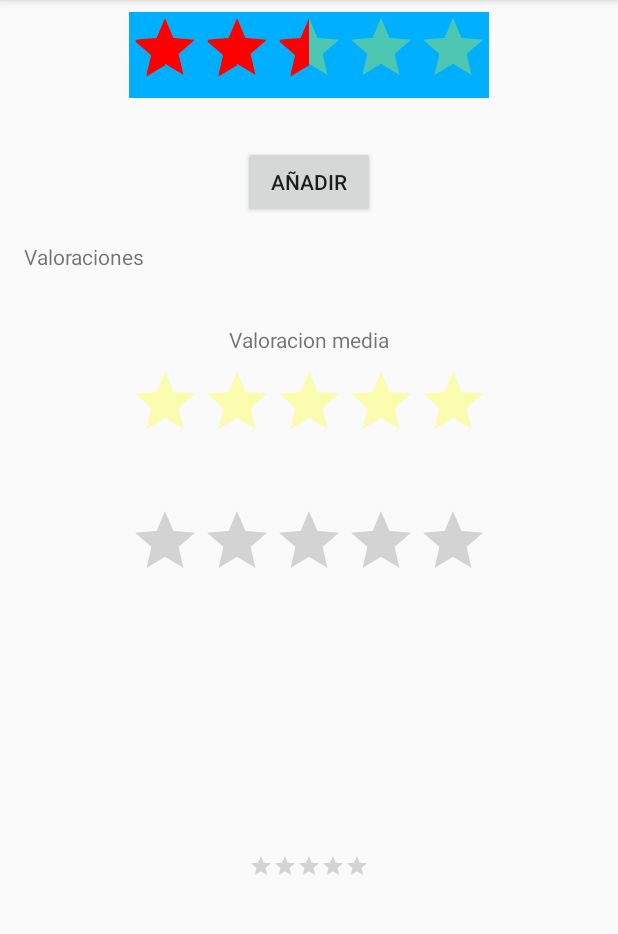
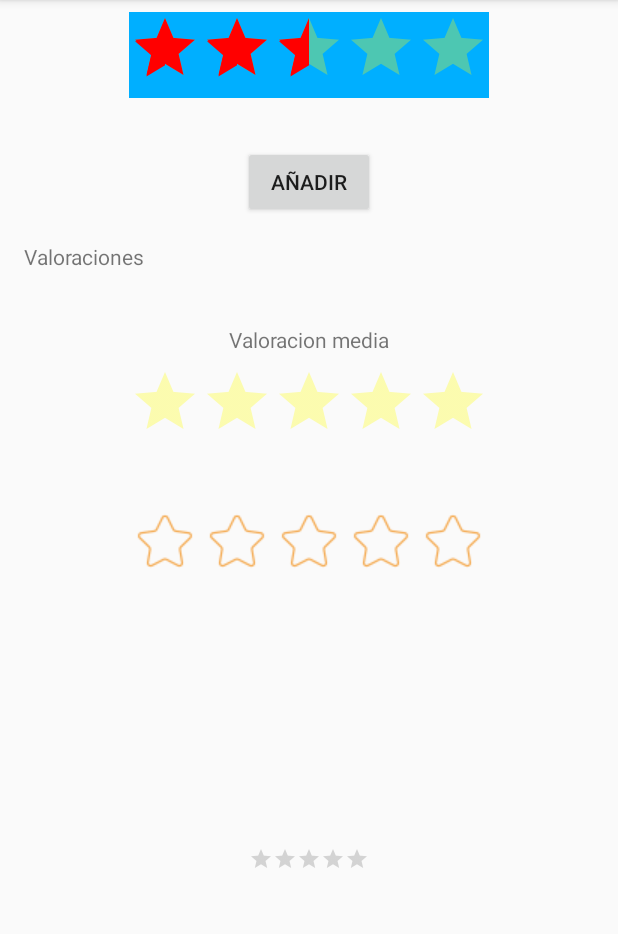
Before and after one commit to FabiPuig/TestRatingBar, an Android app: the screen it shows after launch (MainActivity), on a phone screen of 412 x 824 dp, the part 84-1018 px from its top. Run offline under Robolectric (Android 15) with nearby library versions, the phone set to English and light mode, and no system bars.

Commit message:
Customizamos el ultimo RatingBar. Añadimos 2 png de estrellas propias y los mostramos en la RatingBar usando styles y drawables

```diff
--- a/app/src/main/java/com/example/fabian/testratingbar/MainActivityFragment.java
+++ b/app/src/main/java/com/example/fabian/testratingbar/MainActivityFragment.java
@@ -18,6 +18,7 @@ public class MainActivityFragment extends Fragment {
     private Button btSubmit;
     private RatingBar ratingBar;
     private RatingBar iRatingBar;
+    private RatingBar customRatingBar;
     private TextView tvRating;
     private TextView tvQuant;
     private int contador = 0;
@@ -34,6 +35,7 @@ public class MainActivityFragment extends Fragment {
         btSubmit = (Button) view.findViewById( R.id.submint_button );
         ratingBar = (RatingBar) view.findViewById( R.id.ratingBar );
         iRatingBar = (RatingBar) view.findViewById( R.id.ratingBarIndicator );
+        customRatingBar = (RatingBar) view.findViewById( R.id.rb_custom );
         tvRating = (TextView) view.findViewById( R.id.tv_rating );
         tvQuant = (TextView) view.findViewById( R.id.tv_quant );
 
@@ -54,7 +56,8 @@ public class MainActivityFragment extends Fragment {
                 contador++;
                 float res = valTotal / contador;
                 iRatingBar.setRating( res );
-                tvRating.setText( String.valueOf( res ) );
+                customRatingBar.setRating( res );
+                tvRating.setText( String.format("%.2f", res ) );
                 tvQuant.setText( String.valueOf( contador ) );
 
             }
--- /dev/null
+++ b/app/src/main/res/drawable/custom_ratingbar_full.xml
@@ -0,0 +1,9 @@
+<?xml version="1.0" encoding="utf-8"?>
+<layer-list xmlns:android="http://schemas.android.com/apk/res/android">
+    <item android:id="@android:id/background"
+        android:drawable="@drawable/star_01_empty" />
+    <item android:id="@android:id/secondaryProgress"
+        android:drawable="@drawable/star_01_empty" />
+    <item android:id="@android:id/progress"
+        android:drawable="@drawable/star_01_filled" />
+</layer-list>
--- a/app/src/main/res/layout/fragment_main.xml
+++ b/app/src/main/res/layout/fragment_main.xml
@@ -134,10 +134,10 @@
         app:layout_constraintLeft_toLeftOf="parent"
         style="?android:attr/ratingBarStyleSmall"
         android:layout_marginTop="8dp"
-        app:layout_constraintTop_toBottomOf="@+id/ratingBar3" />
+        app:layout_constraintTop_toBottomOf="@+id/rb_custom" />
 
     <RatingBar
-        android:id="@+id/ratingBar3"
+        android:id="@+id/rb_custom"
         android:layout_width="wrap_content"
         android:layout_height="wrap_content"
         android:layout_marginRight="8dp"
@@ -148,6 +148,7 @@
         app:layout_constraintTop_toBottomOf="@+id/tv_rating"
         android:numStars="5"
         android:isIndicator="true"
-        android:stepSize="0.5"/>
+        android:stepSize="0.5"
+        style="@style/CustomRatingBar"/>
 
 </android.support.constraint.ConstraintLayout>
--- a/app/src/main/res/values/styles.xml
+++ b/app/src/main/res/values/styles.xml
@@ -22,4 +22,10 @@
         <item name="colorControlActivated">@color/star_change</item>
     </style>
 
+    <style name="CustomRatingBar" parent="Base.Widget.AppCompat.RatingBar">
+        <item name="android:progressDrawable">@drawable/custom_ratingbar_full</item>
+        <item name="android:minHeight">48dip</item>
+        <item name="android:maxHeight">48dip</item>
+    </style>
+
 </resources>
```
Also changed, not shown: app/src/main/res/drawable/star_01_empty.png (added), app/src/main/res/drawable/star_01_filled.png (added).
